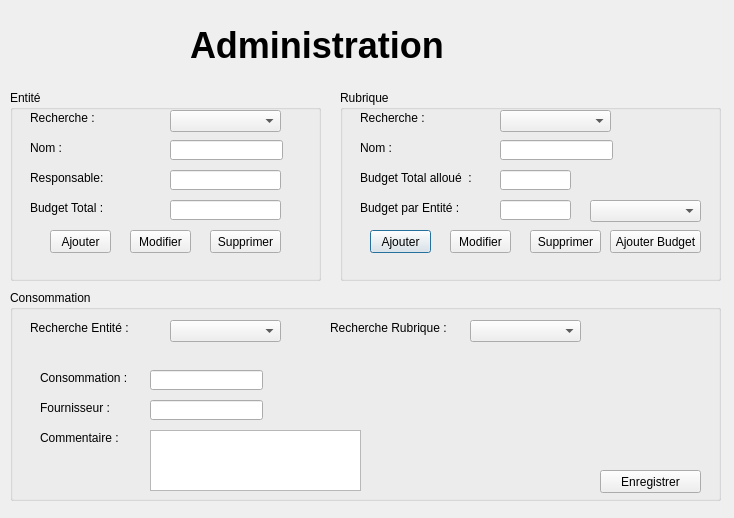
First picture: the form in admindialog.ui, repository akramfares/Gestion-Financiere, before the edit.
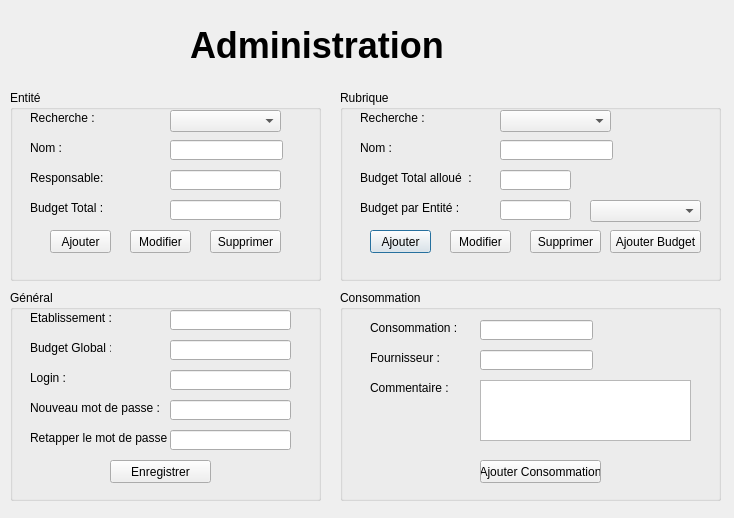
Second picture: the form after the edit.

Commit message: Ajout des informations générales et consommations

```diff
--- a/admindialog.ui
+++ b/admindialog.ui
@@ -368,69 +368,23 @@
     </property>
    </widget>
   </widget>
-  <widget class="QGroupBox" name="groupBox_3">
+  <widget class="QGroupBox" name="groupConsommation">
    <property name="geometry">
     <rect>
-     <x>10</x>
+     <x>340</x>
      <y>290</y>
-     <width>711</width>
+     <width>381</width>
      <height>211</height>
     </rect>
    </property>
    <property name="title">
     <string>Consommation</string>
    </property>
-   <widget class="QComboBox" name="comboConsEntite">
-    <property name="geometry">
-     <rect>
-      <x>160</x>
-      <y>30</y>
-      <width>111</width>
-      <height>22</height>
-     </rect>
-    </property>
-   </widget>
-   <widget class="QLabel" name="label_14">
-    <property name="geometry">
-     <rect>
-      <x>20</x>
-      <y>30</y>
-      <width>121</width>
-      <height>16</height>
-     </rect>
-    </property>
-    <property name="text">
-     <string>Recherche Entité :</string>
-    </property>
-   </widget>
-   <widget class="QComboBox" name="comboConsRubrique">
-    <property name="geometry">
-     <rect>
-      <x>460</x>
-      <y>30</y>
-      <width>111</width>
-      <height>22</height>
-     </rect>
-    </property>
-   </widget>
-   <widget class="QLabel" name="label_15">
-    <property name="geometry">
-     <rect>
-      <x>320</x>
-      <y>30</y>
-      <width>121</width>
-      <height>16</height>
-     </rect>
-    </property>
-    <property name="text">
-     <string>Recherche Rubrique :</string>
-    </property>
-   </widget>
    <widget class="QLabel" name="label_2">
     <property name="geometry">
      <rect>
       <x>30</x>
-      <y>80</y>
+      <y>30</y>
       <width>91</width>
       <height>16</height>
      </rect>
@@ -443,7 +397,7 @@
     <property name="geometry">
      <rect>
       <x>140</x>
-      <y>80</y>
+      <y>30</y>
       <width>113</width>
       <height>20</height>
      </rect>
@@ -453,7 +407,7 @@
     <property name="geometry">
      <rect>
       <x>30</x>
-      <y>110</y>
+      <y>60</y>
       <width>71</width>
       <height>16</height>
      </rect>
@@ -466,7 +420,7 @@
     <property name="geometry">
      <rect>
       <x>140</x>
-      <y>110</y>
+      <y>60</y>
       <width>113</width>
       <height>20</height>
      </rect>
@@ -476,7 +430,7 @@
     <property name="geometry">
      <rect>
       <x>30</x>
-      <y>140</y>
+      <y>90</y>
       <width>81</width>
       <height>16</height>
      </rect>
@@ -485,21 +439,175 @@
      <string>Commentaire :</string>
     </property>
    </widget>
-   <widget class="QPlainTextEdit" name="commentaire">
+   <widget class="QPushButton" name="saveButtonCons">
     <property name="geometry">
      <rect>
       <x>140</x>
-      <y>140</y>
+      <y>170</y>
+      <width>121</width>
+      <height>23</height>
+     </rect>
+    </property>
+    <property name="text">
+     <string>Ajouter Consommation</string>
+    </property>
+   </widget>
+   <widget class="QLabel" name="idBudget">
+    <property name="geometry">
+     <rect>
+      <x>270</x>
+      <y>30</y>
+      <width>46</width>
+      <height>16</height>
+     </rect>
+    </property>
+    <property name="text">
+     <string/>
+    </property>
+   </widget>
+   <widget class="QTextEdit" name="commentaire">
+    <property name="geometry">
+     <rect>
+      <x>140</x>
+      <y>90</y>
       <width>211</width>
       <height>61</height>
      </rect>
     </property>
    </widget>
-   <widget class="QPushButton" name="saveButtonCons">
+  </widget>
+  <widget class="QGroupBox" name="groupBox_3">
+   <property name="geometry">
+    <rect>
+     <x>10</x>
+     <y>290</y>
+     <width>311</width>
+     <height>211</height>
+    </rect>
+   </property>
+   <property name="title">
+    <string>Général</string>
+   </property>
+   <widget class="QLabel" name="label_16">
     <property name="geometry">
      <rect>
-      <x>590</x>
-      <y>180</y>
+      <x>20</x>
+      <y>20</y>
+      <width>81</width>
+      <height>16</height>
+     </rect>
+    </property>
+    <property name="text">
+     <string>Etablissement :</string>
+    </property>
+   </widget>
+   <widget class="QLabel" name="label_17">
+    <property name="geometry">
+     <rect>
+      <x>20</x>
+      <y>50</y>
+      <width>81</width>
+      <height>16</height>
+     </rect>
+    </property>
+    <property name="text">
+     <string>Budget Global :</string>
+    </property>
+   </widget>
+   <widget class="QLabel" name="label_18">
+    <property name="geometry">
+     <rect>
+      <x>20</x>
+      <y>80</y>
+      <width>81</width>
+      <height>16</height>
+     </rect>
+    </property>
+    <property name="text">
+     <string>Login :</string>
+    </property>
+   </widget>
+   <widget class="QLabel" name="label_19">
+    <property name="geometry">
+     <rect>
+      <x>20</x>
+      <y>110</y>
+      <width>131</width>
+      <height>16</height>
+     </rect>
+    </property>
+    <property name="text">
+     <string>Nouveau mot de passe :</string>
+    </property>
+   </widget>
+   <widget class="QLabel" name="label_20">
+    <property name="geometry">
+     <rect>
+      <x>20</x>
+      <y>140</y>
+      <width>141</width>
+      <height>16</height>
+     </rect>
+    </property>
+    <property name="text">
+     <string>Retapper le mot de passe :</string>
+    </property>
+   </widget>
+   <widget class="QLineEdit" name="etablissement">
+    <property name="geometry">
+     <rect>
+      <x>160</x>
+      <y>20</y>
+      <width>121</width>
+      <height>20</height>
+     </rect>
+    </property>
+   </widget>
+   <widget class="QLineEdit" name="bdgGlobal">
+    <property name="geometry">
+     <rect>
+      <x>160</x>
+      <y>50</y>
+      <width>121</width>
+      <height>20</height>
+     </rect>
+    </property>
+   </widget>
+   <widget class="QLineEdit" name="login">
+    <property name="geometry">
+     <rect>
+      <x>160</x>
+      <y>80</y>
+      <width>121</width>
+      <height>20</height>
+     </rect>
+    </property>
+   </widget>
+   <widget class="QLineEdit" name="newPassword">
+    <property name="geometry">
+     <rect>
+      <x>160</x>
+      <y>110</y>
+      <width>121</width>
+      <height>20</height>
+     </rect>
+    </property>
+   </widget>
+   <widget class="QLineEdit" name="newPassword2">
+    <property name="geometry">
+     <rect>
+      <x>160</x>
+      <y>140</y>
+      <width>121</width>
+      <height>20</height>
+     </rect>
+    </property>
+   </widget>
+   <widget class="QPushButton" name="saveGeneral">
+    <property name="geometry">
+     <rect>
+      <x>100</x>
+      <y>170</y>
       <width>101</width>
       <height>23</height>
      </rect>
```
The commit also changes 11 other files.
